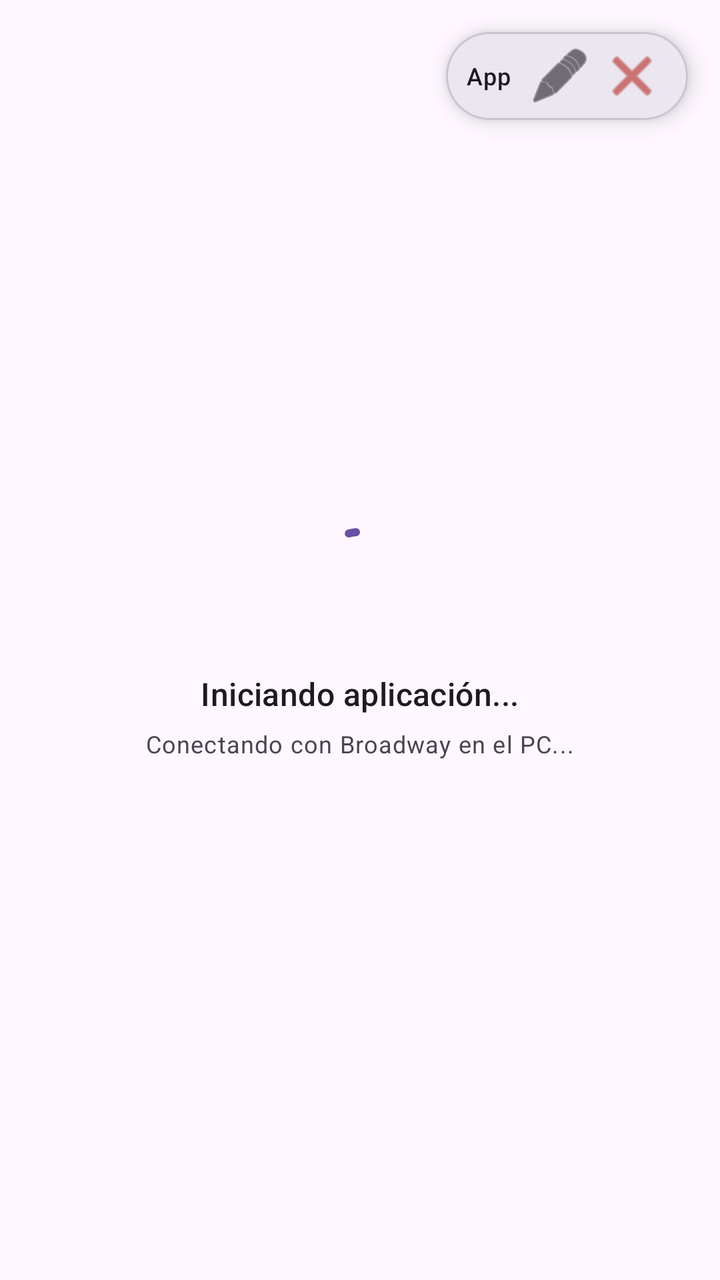
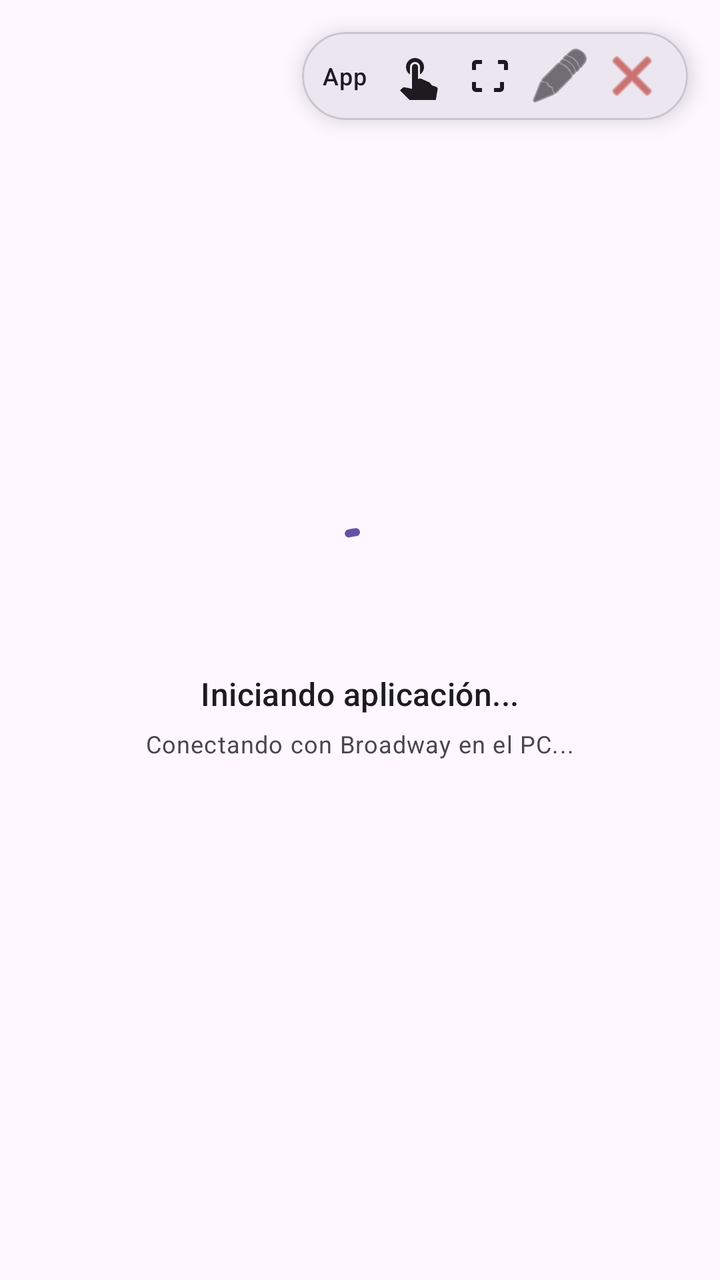

Before-and-after screenshots of an Android layout around one commit, followed by the original layout XML and the change that was made.
<!-- AndroidManifest.xml: activity theme Theme.PulsarPhone.Fullscreen -->
<!-- res/layout/activity_broadway.xml -->
<?xml version="1.0" encoding="utf-8"?>
<FrameLayout xmlns:android="http://schemas.android.com/apk/res/android"
    xmlns:app="http://schemas.android.com/apk/res-auto"
    android:layout_width="match_parent"
    android:layout_height="match_parent"
    android:background="?attr/colorSurface">

    <WebView
        android:id="@+id/broadwayWebView"
        android:layout_width="match_parent"
        android:layout_height="match_parent"
        android:visibility="invisible" />

    
    <LinearLayout
        android:id="@+id/loadingLayout"
        android:layout_width="match_parent"
        android:layout_height="match_parent"
        android:background="?attr/colorSurface"
        android:gravity="center"
        android:orientation="vertical"
        android:padding="24dp">

        <com.google.android.material.progressindicator.CircularProgressIndicator
            android:layout_width="wrap_content"
            android:layout_height="wrap_content"
            android:indeterminate="true"
            app:indicatorSize="48dp"
            app:trackThickness="4dp" />

        <TextView
            android:id="@+id/loadingAppTitle"
            android:layout_width="wrap_content"
            android:layout_height="wrap_content"
            android:layout_marginTop="20dp"
            android:text="Iniciando aplicación..."
            android:textAppearance="?attr/textAppearanceTitleMedium"
            android:textColor="?attr/colorOnSurface" />

        <TextView
            android:layout_width="wrap_content"
            android:layout_height="wrap_content"
            android:layout_marginTop="6dp"
            android:text="Conectando con Broadway en el PC..."
            android:textAppearance="?attr/textAppearanceBodySmall"
            android:textColor="?attr/colorOnSurfaceVariant" />

    </LinearLayout>

    
    <com.google.android.material.card.MaterialCardView
        android:id="@+id/floatingBar"
        android:layout_width="wrap_content"
        android:layout_height="wrap_content"
        android:layout_gravity="top|end"
        android:layout_margin="16dp"
        app:cardBackgroundColor="?attr/colorSurfaceContainerHigh"
        app:cardCornerRadius="24dp"
        app:cardElevation="6dp"
        app:strokeColor="?attr/colorOutlineVariant"
        app:strokeWidth="1dp">

        <LinearLayout
            android:layout_width="wrap_content"
            android:layout_height="wrap_content"
            android:gravity="center_vertical"
            android:orientation="horizontal"
            android:paddingHorizontal="10dp"
            android:paddingVertical="4dp">

            <TextView
                android:id="@+id/broadwayAppTitle"
                android:layout_width="wrap_content"
                android:layout_height="wrap_content"
                android:layout_marginEnd="6dp"
                android:ellipsize="end"
                android:maxLines="1"
                android:maxWidth="160dp"
                android:text="App"
                android:textAppearance="?attr/textAppearanceLabelMedium"
                android:textColor="?attr/colorOnSurface" />

            <ImageButton
                android:id="@+id/btnToggleKeyboard"
                android:layout_width="36dp"
                android:layout_height="36dp"
                android:background="?attr/selectableItemBackgroundBorderless"
                android:contentDescription="@string/keyboard_toggle"
                android:src="@android:drawable/ic_menu_edit"
                app:tint="?attr/colorOnSurface" />

            <ImageButton
                android:id="@+id/btnCloseBroadway"
                android:layout_width="36dp"
                android:layout_height="36dp"
                android:background="?attr/selectableItemBackgroundBorderless"
                android:contentDescription="@string/close_app"
                android:src="@android:drawable/ic_menu_close_clear_cancel"
                app:tint="?attr/colorError" />

        </LinearLayout>

    </com.google.android.material.card.MaterialCardView>

</FrameLayout>
<!-- resources referenced by this layout -->
<resources>
  <string name="close_app">Cerrar Aplicación</string>
  <string name="keyboard_toggle">Teclado</string>
  <style name="Theme.PulsarPhone.Fullscreen" parent="Theme.Material3.DayNight.NoActionBar">
          <item name="android:windowFullscreen">true</item>
          <item name="android:windowBackground">?attr/colorSurface</item>
          <item name="android:statusBarColor">#000000</item>
      </style>
</resources>

<!-- the commit's change to res/layout/activity_broadway.xml (unified diff, before → after) -->
@@ -75,11 +75,32 @@
                 android:layout_marginEnd="6dp"
                 android:ellipsize="end"
                 android:maxLines="1"
-                android:maxWidth="160dp"
+                android:maxWidth="130dp"
                 android:text="App"
                 android:textAppearance="?attr/textAppearanceLabelMedium"
                 android:textColor="?attr/colorOnSurface" />
 
+            
+            <ImageButton
+                android:id="@+id/btnToggleMode"
+                android:layout_width="36dp"
+                android:layout_height="36dp"
+                android:background="?attr/selectableItemBackgroundBorderless"
+                android:contentDescription="Modo de interacción"
+                android:src="@drawable/ic_touch_pointer"
+                app:tint="?attr/colorOnSurface" />
+
+            
+            <ImageButton
+                android:id="@+id/btnToggleZoom"
+                android:layout_width="36dp"
+                android:layout_height="36dp"
+                android:background="?attr/selectableItemBackgroundBorderless"
+                android:contentDescription="Zoom"
+                android:src="@drawable/ic_zoom_fit"
+                app:tint="?attr/colorOnSurface" />
+
+            
             <ImageButton
                 android:id="@+id/btnToggleKeyboard"
                 android:layout_width="36dp"
@@ -89,6 +110,7 @@
                 android:src="@android:drawable/ic_menu_edit"
                 app:tint="?attr/colorOnSurface" />
 
+            
             <ImageButton
                 android:id="@+id/btnCloseBroadway"
                 android:layout_width="36dp"
<!-- resource entries referenced after the edit -->
@@ -1,5 +1,25 @@
 <!-- resources referenced by this layout -->
 <resources>
+  <!-- drawable ic_touch_pointer (drawable) -->
+  <vector xmlns:android="http://schemas.android.com/apk/res/android"
+      android:width="24dp"
+      android:height="24dp"
+      android:viewportWidth="24"
+      android:viewportHeight="24">
+    <path
+        android:fillColor="#FFFFFFFF"
+        android:pathData="M9,11.24V7.5C9,6.12 10.12,5 11.5,5S14,6.12 14,7.5v3.74c1.21,-0.81 2,-2.18 2,-3.74C16,5.01 13.99,3 11.5,3S7,5.01 7,7.5c0,1.56 0.79,2.93 2,3.74zM18.84,15.25l-4.22,-1.89c-0.26,-0.12 -0.56,-0.14 -0.83,-0.06L13,13.54V7.5C13,6.67 12.33,6 11.5,6S10,6.67 10,7.5v10.91l-3.54,-0.74c-0.1,-0.02 -0.2,-0.03 -0.31,-0.03 -0.41,0 -0.79,0.17 -1.06,0.44l-1.09,1.1 5.99,5.99c0.53,0.53 1.25,0.83 2.01,0.83h7.2c1.37,0 2.53,-0.97 2.76,-2.32l0.87,-5.06c0.04,-0.2 0.01,-0.41 -0.09,-0.59 -0.19,-0.38 -0.57,-0.62 -1.02,-0.75 -0.66,-0.2 -1.26,-0.44 -1.82,-0.63z"/>
+  </vector>
+  <!-- drawable ic_zoom_fit (drawable) -->
+  <vector xmlns:android="http://schemas.android.com/apk/res/android"
+      android:width="24dp"
+      android:height="24dp"
+      android:viewportWidth="24"
+      android:viewportHeight="24">
+    <path
+        android:fillColor="#FFFFFFFF"
+        android:pathData="M17,4h3c1.1,0 2,0.9 2,2v3h-2V6h-3V4zM4,9V6c0,-1.1 0.9,-2 2,-2h3v2H6v3H4zM20,15v3c0,1.1 -0.9,2 -2,2h-3v-2h3v-3h2zM6,18v-3H4v3c0,1.1 0.9,2 2,2h3v-2H6z"/>
+  </vector>
   <string name="close_app">Cerrar Aplicación</string>
   <string name="keyboard_toggle">Teclado</string>
   <style name="Theme.PulsarPhone.Fullscreen" parent="Theme.Material3.DayNight.NoActionBar">
